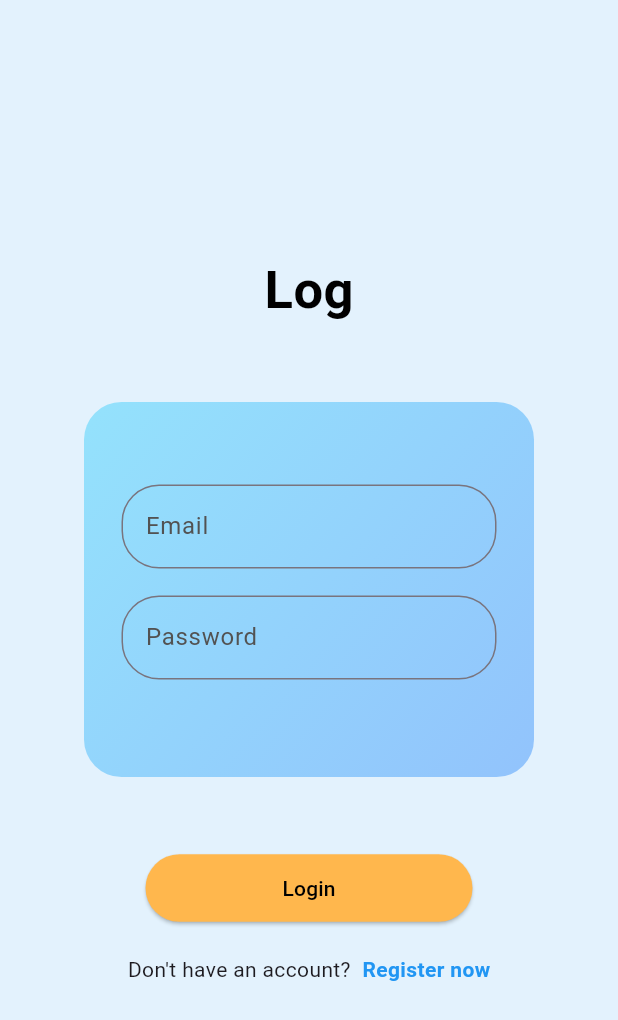
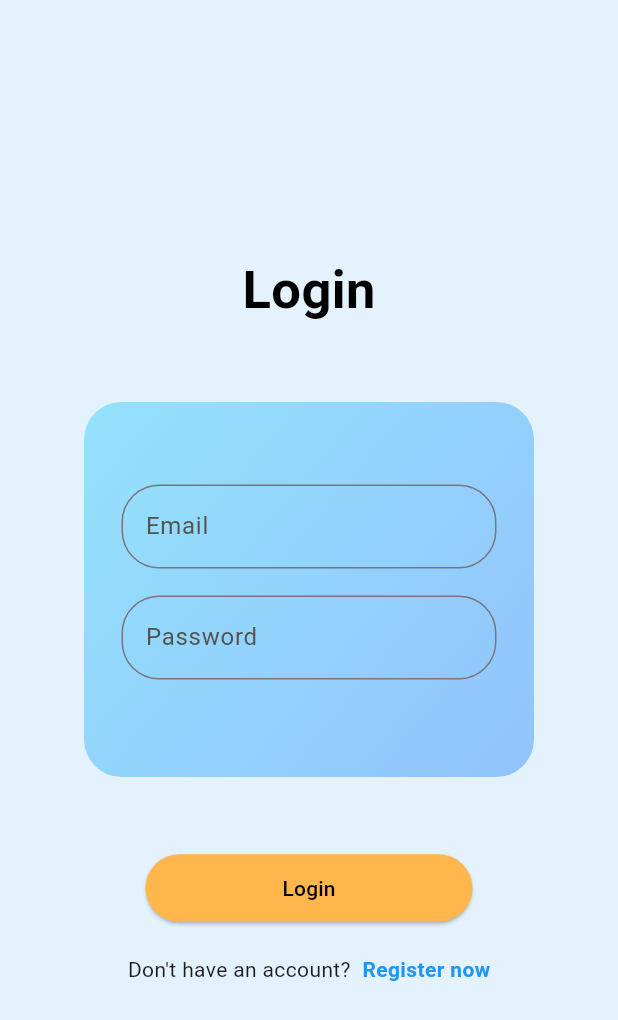
Before and after one commit to varzzzzzh/listtodo, a Flutter app: the screen it shows after launch, after a tap on "Skip", after a tap on "Get started", after a tap on "Login now", on a phone screen of 412 x 824 dp. Shown: the top 1020 px of the screen. Run offline on Flutter 3.47's test engine with Material 3 defaults, Android fonts, the phone set to English and light mode, and no system bars; our stand-ins replace cloud_firestore, firebase_auth, firebase_core, flutter_slidable, fluttertoast, get and 3 more; accounts and stored records are empty; network calls fail.

Commit message:
login changed

```diff
--- a/lib/main.dart
+++ b/lib/main.dart
@@ -17,6 +17,7 @@ class MyApp extends StatelessWidget {
   @override
   Widget build(BuildContext context) {
     return const MaterialApp(
+
       home: SplashScreen(),
     );
   }
--- a/lib/screen/login_screen/login.dart
+++ b/lib/screen/login_screen/login.dart
@@ -68,7 +68,7 @@ class _LoginState extends State<Login> {
           mainAxisAlignment: MainAxisAlignment.center,
           children: [
             const Text(
-              "Log",
+              "Login",
               style: TextStyle(
                   fontWeight: FontWeight.bold,
                   fontSize: 35,
```
